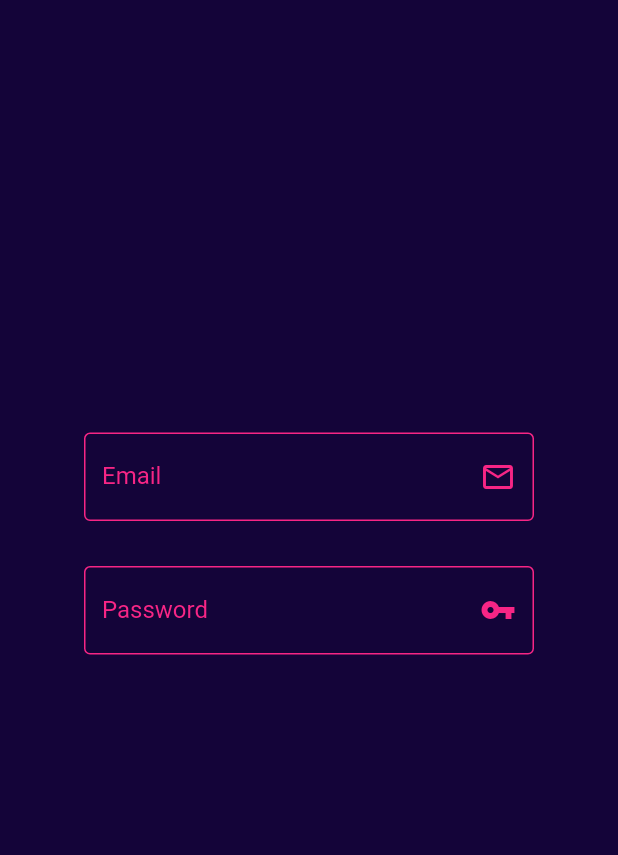
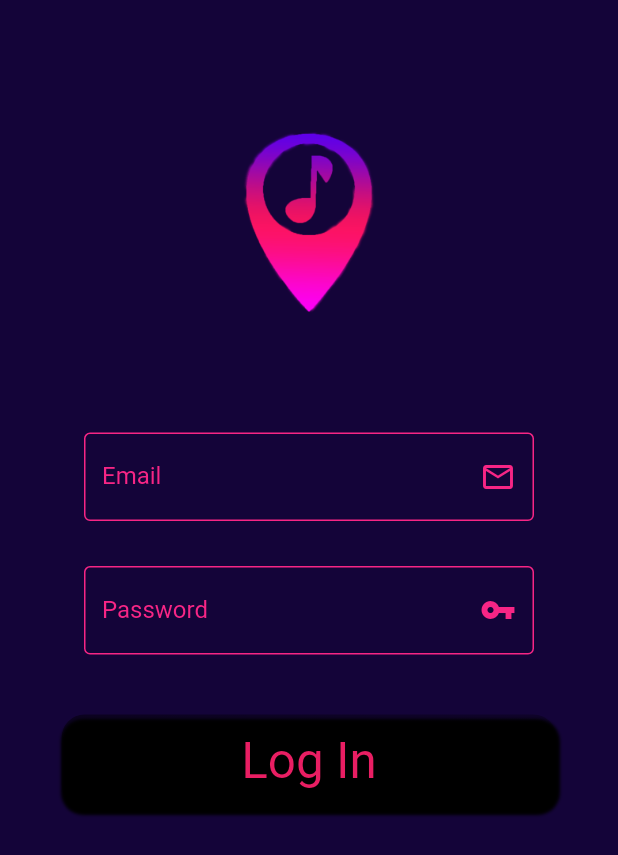
Before and after one commit to guccisekspir/animated_login_screen, a Flutter app: the screen it shows after launch, on a phone screen of 412 x 824 dp. Shown: the top 855 px of the screen. Run offline on Flutter 3.47's test engine with Material 2 defaults, Android fonts, the phone set to English and light mode, and no system bars.

Commit message:
logo added sign button added

```diff
--- a/lib/main.dart
+++ b/lib/main.dart
@@ -13,6 +13,7 @@ class MyApp extends StatelessWidget {
   Widget build(BuildContext context) {
     return MaterialApp(
       title: 'Flutter Demo',
+     debugShowCheckedModeBanner: false,
       theme: ThemeData(
 
         primaryColor: Color(0XFFF72585),
--- a/lib/pages/loginScreen.dart
+++ b/lib/pages/loginScreen.dart
@@ -43,6 +43,14 @@ class _LoginScreenState extends State<LoginScreen> {
               alignment: AlignmentDirectional.center,
               children: [
                 Positioned(
+                  top: _sizeHelper.height*0.02,
+                  child: Container(
+                    width: _sizeHelper.width*0.32,
+                    height: _sizeHelper.height*0.32 ,
+                    child: Image.asset("assets/logod.png"),
+                  ),
+                ),
+                Positioned(
                   top: _sizeHelper.height*0.35,
 
                   child: Column(
@@ -60,6 +68,8 @@ class _LoginScreenState extends State<LoginScreen> {
                         context: context,
                         focusNode:_passFocusNode,
                       ),
+                      SizedBox(height: 30,),
+                      submitButton(isLogin: true,height: _sizeHelper.height)
                     ],
                   ),),
 
--- a/lib/widgets/myEntryField.dart
+++ b/lib/widgets/myEntryField.dart
@@ -23,6 +23,7 @@ Widget loginEntryField(
                 enabledBorder:OutlineInputBorder(borderSide: BorderSide(color: Theme.of(context).primaryColor)) ,
                 border: OutlineInputBorder(borderSide: BorderSide(color: Theme.of(context).primaryColor))
               ),
+              style: TextStyle(color: Colors.pink),
               focusNode: focusNode,
               controller: textEditingController,
               keyboardType:
@@ -34,3 +35,47 @@ Widget loginEntryField(
 
   );
 }
+
+Widget submitButton(
+    {
+      bool isLogin,
+      double height}) {
+  return Padding(
+    padding: const EdgeInsets.all(10),
+    child: GestureDetector(
+      onTap: () {
+
+        debugPrint("validate");
+      },
+      child: Container(
+        height: height*0.075,
+        width: height*0.4,
+
+        decoration: BoxDecoration(
+          boxShadow: [
+            BoxShadow(blurRadius: 1.0,spreadRadius:1.0,offset: Offset(1,4))
+          ],
+          gradient: LinearGradient(
+
+              begin: Alignment.bottomLeft,
+              end: Alignment.topRight,
+            colors: [
+              Colors.black45,
+              Colors.black26
+            ]
+          ),
+          borderRadius: BorderRadius.circular(15)
+        ),
+        child: Center(
+          child: Padding(
+            padding: const EdgeInsets.all(8.0),
+            child: Text(
+              isLogin?"Log In":"Sign Up",
+              style: TextStyle(fontSize: height*0.04,color: Colors.pink),
+            ),
+          ),
+        ),
+      ),
+    ),
+  );
+}
--- a/pubspec.yaml
+++ b/pubspec.yaml
@@ -45,7 +45,9 @@ flutter:
   uses-material-design: true
 
   # To add assets to your application, add an assets section, like this:
-  # assets:
+  assets:
+
+    - assets/logod.png
   #   - images/a_dot_burr.jpeg
   #   - images/a_dot_ham.jpeg
 
```
Also changed, not shown: assets/logod.png (added).
